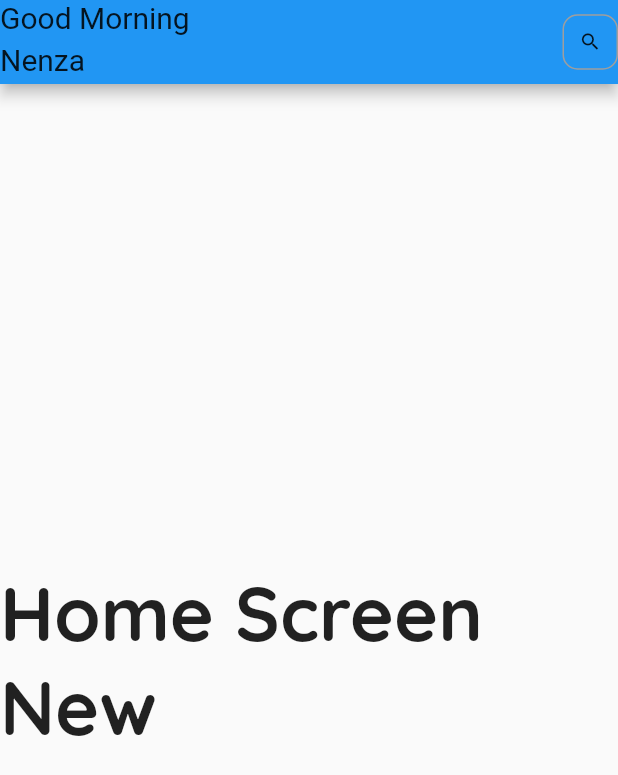
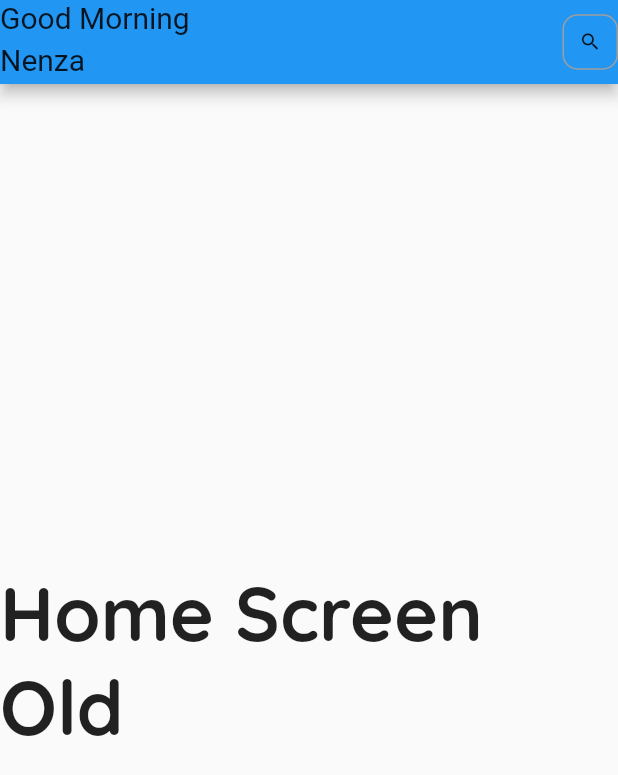
Before and after one commit to nenzan/readika, a Flutter app: the HomeScreen screen opened directly, on a phone screen of 412 x 824 dp. Shown: the top 775 px of the screen. Run offline on Flutter 3.47's test engine with Material 2 defaults, Android fonts, the light colour scheme and no system bars; our stand-ins replace flutter_svg, google_fonts; missing offline and left inert: pmvvm.

Commit message:
change text old

```diff
--- a/lib/app/module/home/home.view.dart
+++ b/lib/app/module/home/home.view.dart
@@ -36,7 +36,7 @@ class HomeScreen extends StatelessWidget {
       ),
       body: Center(
         child: Text(
-          'Home Screen New',
+          'Home Screen Old',
           style:
               GoogleFonts.quicksand(fontSize: 50, fontWeight: FontWeight.bold),
         ),
```
